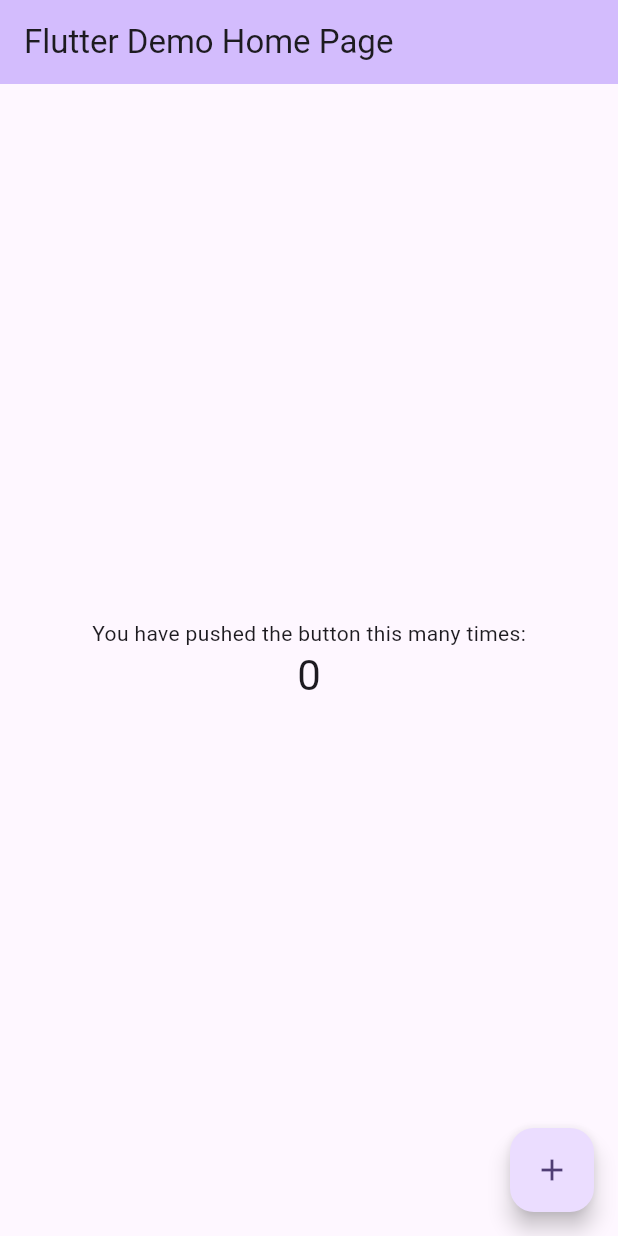
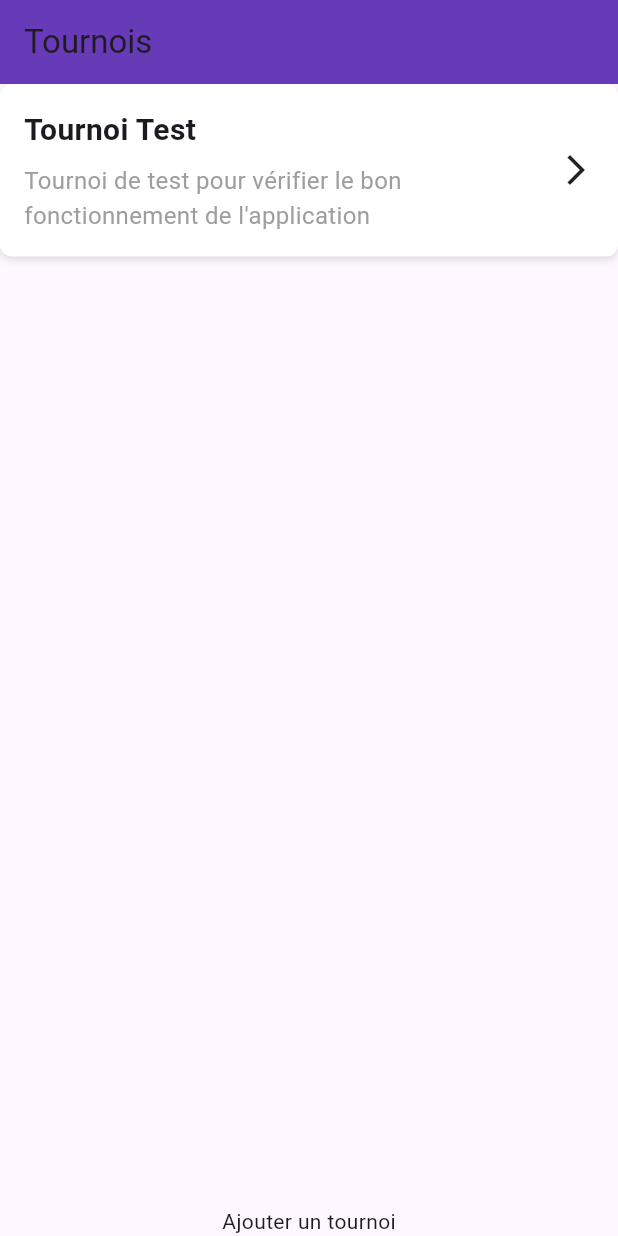
Before and after one commit to Quentin56S49/flutter_project, a Flutter app: the screen it shows after launch, on a phone screen of 412 x 824 dp. Run offline on Flutter 3.47's test engine with Material 3 defaults, Android fonts, the phone set to English and light mode, and no system bars; our stand-ins replace flutter_bloc.

Commit message:
feat : [WIP] make the fondation of the application

```diff
--- /dev/null
+++ b/lib/blocs/tournament_cubit.dart
@@ -0,0 +1,24 @@
+import 'package:flutter_bloc/flutter_bloc.dart';
+import 'package:flutter_project/models/tournament.dart';
+import 'package:flutter_project/service/tournament_service.dart';
+
+class TournamentCubit extends Cubit<List<Tournament>> {
+  TournamentCubit() : super([]);
+
+  Future<void> createTournament(Tournament tournament) async {
+    //await _tournamentRepository.createTournament(tournament);
+  }
+
+  Future<void> updateTournament(Tournament tournament) async {
+    //await _tournamentRepository.updateTournament(tournament);
+  }
+
+  Future<void> deleteTournament(Tournament tournament) async {
+    //await _tournamentRepository.deleteTournament(tournament);
+  }
+
+  Future<void> loadTournaments() async {
+    final List<Tournament> tournaments = TournamentService().getTournaments();
+    emit(tournaments);
+  }
+}
--- a/lib/main.dart
+++ b/lib/main.dart
@@ -1,123 +1,33 @@
 import 'package:flutter/material.dart';
+import 'package:flutter_bloc/flutter_bloc.dart';
+import 'package:flutter_project/blocs/tournament_cubit.dart';
+import 'package:flutter_project/ui/screens/tournament_page.dart';
 
 void main() {
-  runApp(const MyApp());
+  final TournamentCubit tournamentCubit = TournamentCubit();
+
+  tournamentCubit.loadTournaments();
+
+  runApp(
+    BlocProvider<TournamentCubit>(
+      create: (_) => tournamentCubit,
+      child: const MyApp(),
+    ),
+  );
 }
 
 class MyApp extends StatelessWidget {
   const MyApp({super.key});
 
-  // This widget is the root of your application.
   @override
   Widget build(BuildContext context) {
     return MaterialApp(
       title: 'Flutter Demo',
       theme: ThemeData(
-        // This is the theme of your application.
-        //
-        // TRY THIS: Try running your application with "flutter run". You'll see
-        // the application has a purple toolbar. Then, without quitting the app,
-        // try changing the seedColor in the colorScheme below to Colors.green
-        // and then invoke "hot reload" (save your changes or press the "hot
-        // reload" button in a Flutter-supported IDE, or press "r" if you used
-        // the command line to start the app).
-        //
-        // Notice that the counter didn't reset back to zero; the application
-        // state is not lost during the reload. To reset the state, use hot
-        // restart instead.
-        //
-        // This works for code too, not just values: Most code changes can be
-        // tested with just a hot reload.
         colorScheme: ColorScheme.fromSeed(seedColor: Colors.deepPurple),
         useMaterial3: true,
       ),
-      home: const MyHomePage(title: 'Flutter Demo Home Page'),
+      home: TournamentPage(),
     );
   }
 }
-
-class MyHomePage extends StatefulWidget {
-  const MyHomePage({super.key, required this.title});
-
-  // This widget is the home page of your application. It is stateful, meaning
-  // that it has a State object (defined below) that contains fields that affect
-  // how it looks.
-
-  // This class is the configuration for the state. It holds the values (in this
-  // case the title) provided by the parent (in this case the App widget) and
-  // used by the build method of the State. Fields in a Widget subclass are
-  // always marked "final".
-
-  final String title;
-
-  @override
-  State<MyHomePage> createState() => _MyHomePageState();
-}
-
-class _MyHomePageState extends State<MyHomePage> {
-  int _counter = 0;
-
-  void _incrementCounter() {
-    setState(() {
-      // This call to setState tells the Flutter framework that something has
-      // changed in this State, which causes it to rerun the build method below
-      // so that the display can reflect the updated values. If we changed
-      // _counter without calling setState(), then the build method would not be
-      // called again, and so nothing would appear to happen.
-      _counter++;
-    });
-  }
-
-  @override
-  Widget build(BuildContext context) {
-    // This method is rerun every time setState is called, for instance as done
-    // by the _incrementCounter method above.
-    //
-    // The Flutter framework has been optimized to make rerunning build methods
-    // fast, so that you can just rebuild anything that needs updating rather
-    // than having to individually change instances of widgets.
-    return Scaffold(
-      appBar: AppBar(
-        // TRY THIS: Try changing the color here to a specific color (to
-        // Colors.amber, perhaps?) and trigger a hot reload to see the AppBar
-        // change color while the other colors stay the same.
-        backgroundColor: Theme.of(context).colorScheme.inversePrimary,
-        // Here we take the value from the MyHomePage object that was created by
-        // the App.build method, and use it to set our appbar title.
-        title: Text(widget.title),
-      ),
-      body: Center(
-        // Center is a layout widget. It takes a single child and positions it
-        // in the middle of the parent.
-        child: Column(
-          // Column is also a layout widget. It takes a list of children and
-          // arranges them vertically. By default, it sizes itself to fit its
-          // children horizontally, and tries to be as tall as its parent.
-          //
-          // Column has various properties to control how it sizes itself and
-          // how it positions its children. Here we use mainAxisAlignment to
-          // center the children vertically; the main axis here is the vertical
-          // axis because Columns are vertical (the cross axis would be
-          // horizontal).
-          //
-          // TRY THIS: Invoke "debug painting" (choose the "Toggle Debug Paint"
-          // action in the IDE, or press "p" in the console), to see the
-          // wireframe for each widget.
-          mainAxisAlignment: MainAxisAlignment.center,
-          children: <Widget>[
-            const Text('You have pushed the button this many times:'),
-            Text(
-              '$_counter',
-              style: Theme.of(context).textTheme.headlineMedium,
-            ),
-          ],
-        ),
-      ),
-      floatingActionButton: FloatingActionButton(
-        onPressed: _incrementCounter,
-        tooltip: 'Increment',
-        child: const Icon(Icons.add),
-      ), // This trailing comma makes auto-formatting nicer for build methods.
-    );
-  }
-}
--- /dev/null
+++ b/lib/models/game.dart
@@ -0,0 +1,9 @@
+import 'dart:ui';
+
+class Game {
+  String title;
+  String description;
+  Image image;
+
+  Game(this.title, this.description, this.image);
+}
--- /dev/null
+++ b/lib/models/match.dart
@@ -0,0 +1,12 @@
+import 'package:flutter_project/models/game.dart';
+import 'package:flutter_project/models/player.dart';
+import 'package:flutter_project/models/tournament.dart';
+
+class Match {
+  Game game;
+  List<Player> players;
+  Tournament tournament;
+  Map<Player, int> score = {};
+
+  Match({required this.game, required this.players, required this.tournament});
+}
--- /dev/null
+++ b/lib/models/player.dart
@@ -0,0 +1,6 @@
+class Player {
+  String name;
+  String pseudo;
+
+  Player(this.name, this.pseudo);
+}
--- /dev/null
+++ b/lib/models/tournament.dart
@@ -0,0 +1,22 @@
+import 'package:flutter_project/models/game.dart';
+import 'package:flutter_project/models/player.dart';
+
+class Tournament {
+  int id;
+  String title;
+  String description;
+  DateTime date;
+  List<Player> players;
+  List<Game> games;
+  List<Match> matches;
+
+  Tournament(
+    this.id,
+    this.title,
+    this.description, {
+    required this.date,
+    this.players = const [],
+    this.games = const [],
+    this.matches = const [],
+  });
+}
--- /dev/null
+++ b/lib/service/tournament_service.dart
@@ -0,0 +1,13 @@
+import 'package:flutter_project/models/tournament.dart';
+
+class TournamentService {
+  List<Tournament> getTournaments() {
+    // This is a placeholder for the actual implementation
+    List<Tournament> tournaments = [
+      Tournament(0, 'Tournoi Test',
+          'Tournoi de test pour vérifier le bon fonctionnement de l\'application',
+          date: DateTime.now()),
+    ];
+    return tournaments;
+  }
+}
--- /dev/null
+++ b/lib/ui/components/tournament_components/add_tournament_widget/add_tournament_widget.dart
@@ -0,0 +1,23 @@
+import 'package:flutter/material.dart';
+
+class AddTournamentWidget extends StatelessWidget {
+  const AddTournamentWidget({super.key});
+
+  @override
+  Widget build(BuildContext context) {
+    return Container(
+      padding: const EdgeInsets.all(16),
+      decoration: BoxDecoration(
+        color: Colors.pink,
+        boxShadow: const [
+          BoxShadow(
+            color: Colors.black12,
+            blurRadius: 4,
+            offset: Offset(0, 2),
+          ),
+        ],
+        borderRadius: BorderRadius.circular(8),
+      ),
+    );
+  }
+}
--- /dev/null
+++ b/lib/ui/components/tournament_components/tournament_widget/tournament_widget.dart
@@ -0,0 +1,59 @@
+import 'package:flutter/material.dart';
+import 'package:flutter_project/models/tournament.dart';
+
+class TournamentWidget extends StatelessWidget {
+  final Tournament tournament;
+  const TournamentWidget({super.key, required this.tournament});
+
+  @override
+  Widget build(BuildContext context) {
+    return Container(
+        padding: const EdgeInsets.all(16),
+        decoration: BoxDecoration(
+          color: Colors.white,
+          boxShadow: const [
+            BoxShadow(
+              color: Colors.black12,
+              blurRadius: 4,
+              offset: Offset(0, 2),
+            ),
+          ],
+          borderRadius: BorderRadius.circular(8),
+        ),
+        child: Row(
+            mainAxisAlignment: MainAxisAlignment.spaceBetween,
+            crossAxisAlignment: CrossAxisAlignment.center,
+            children: [
+              Expanded(
+                child: Column(
+                    crossAxisAlignment: CrossAxisAlignment.start,
+                    children: [
+                      Text(
+                        tournament.title,
+                        style: const TextStyle(
+                          fontSize: 20,
+                          fontWeight: FontWeight.bold,
+                        ),
+                      ),
+                      const SizedBox(height: 8),
+                      Text(
+                        tournament.description,
+                        style: const TextStyle(
+                          fontSize: 16,
+                          color: Colors.grey,
+                        ),
+                        softWrap: true,
+                        maxLines: 2,
+                        overflow: TextOverflow.ellipsis,
+                      ),
+                    ]),
+              ),
+              GestureDetector(
+                onTap: () {
+                  //Navigator.pushNamed(context, '/tournament/${tournament.id}');
+                },
+                child: const Icon(Icons.arrow_forward_ios),
+              )
+            ]));
+  }
+}
--- /dev/null
+++ b/lib/ui/screens/tournament_page.dart
@@ -0,0 +1,37 @@
+import 'package:flutter/material.dart';
+import 'package:flutter_bloc/flutter_bloc.dart';
+import 'package:flutter_project/blocs/tournament_cubit.dart';
+import 'package:flutter_project/models/tournament.dart';
+import 'package:flutter_project/ui/components/tournament_components/add_tournament_widget/add_tournament_widget.dart';
+import 'package:flutter_project/ui/components/tournament_components/tournament_widget/tournament_widget.dart';
+
+class TournamentPage extends StatelessWidget {
+  const TournamentPage({super.key});
+
+  @override
+  Widget build(BuildContext context) {
+    return BlocBuilder<TournamentCubit, List<Tournament>>(
+      builder: (context, state) {
+        return Scaffold(
+          appBar: AppBar(
+            title: Text('Tournois'),
+            backgroundColor: Colors.deepPurple,
+          ),
+          body: Column(
+            children: [
+              Expanded(
+                child: ListView.builder(
+                  itemCount: state.length,
+                  itemBuilder: (context, index) {
+                    return TournamentWidget(tournament: state[index]);
+                  },
+                ),
+              ),
+              Text('Ajouter un tournoi'),
+            ],
+          ),
+        );
+      },
+    );
+  }
+}
```
Also changed, not shown: 1 other file.
